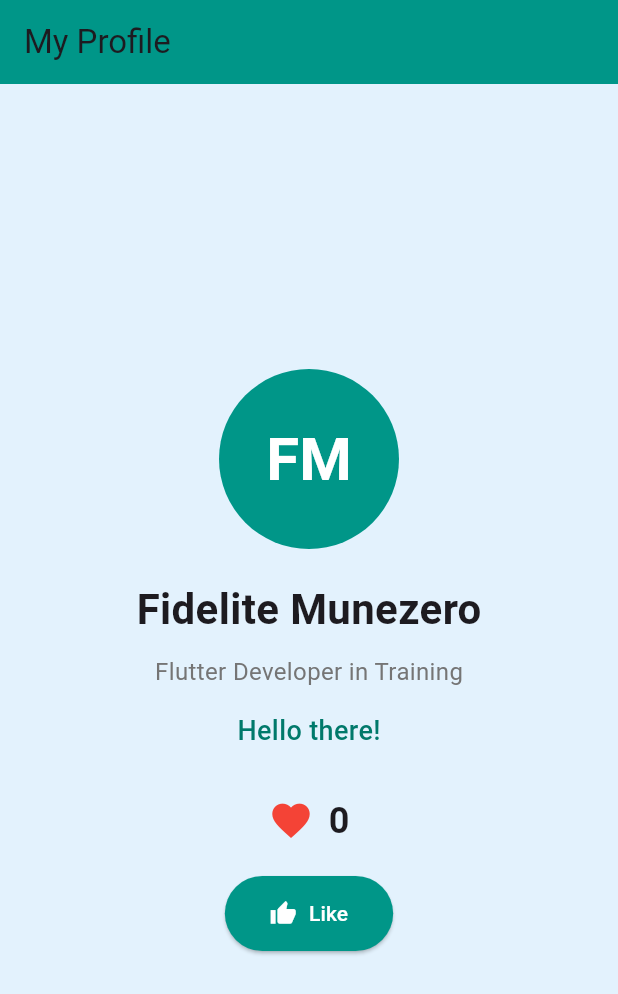
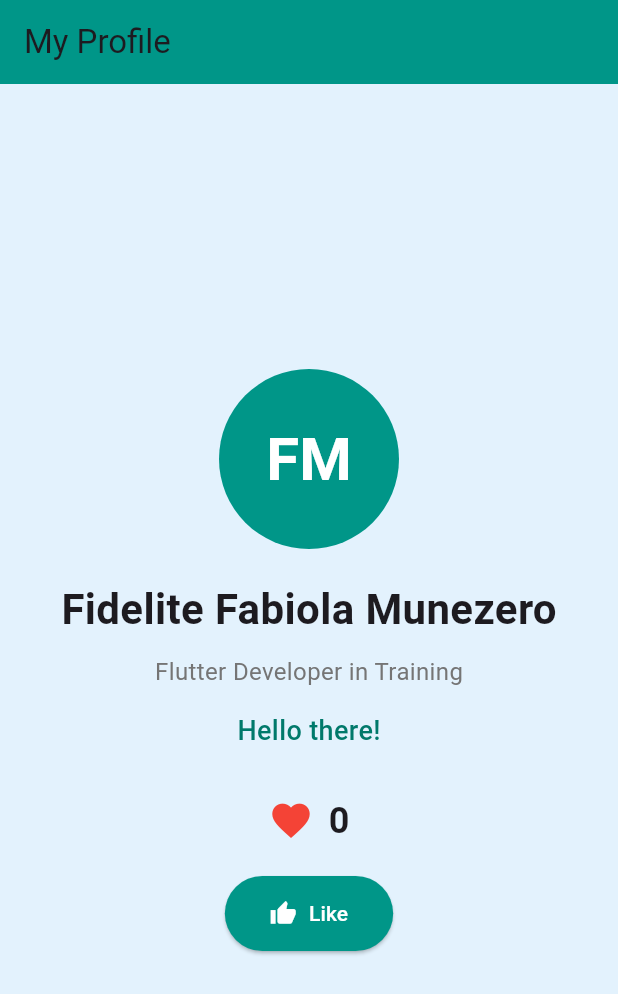
Before and after one commit to Fidelite250/first-flutter-project, a Flutter app: the screen it shows after launch, on a phone screen of 412 x 824 dp. Shown: the top 994 px of the screen. Run offline on Flutter 3.47's test engine with Material 3 defaults, Android fonts, the phone set to English and light mode, and no system bars.

Commit message:
Update main.dart

```diff
--- a/lib/main.dart
+++ b/lib/main.dart
@@ -21,14 +21,11 @@ class ProfileCard extends StatefulWidget {
 class _ProfileCardState extends State<ProfileCard> {
   int likeCount = 0;
 
-  // Increment likes
   void incrementLikes() {
     setState(() {
       likeCount++;
     });
   }
-
-  // Dynamic background color based on likes
   Color getCardColor() {
     if (likeCount >= 15) {
       return Colors.pink[100]!;
@@ -39,7 +36,6 @@ class _ProfileCardState extends State<ProfileCard> {
     }
   }
 
-  // Dynamic message based on likes
   String getMessage() {
     if (likeCount >= 15)
       return 'Superstar!';
@@ -64,12 +60,11 @@ class _ProfileCardState extends State<ProfileCard> {
           child: Column(
             mainAxisAlignment: MainAxisAlignment.center,
             children: [
-              // Profile Avatar
               CircleAvatar(
                 radius: 60,
                 backgroundColor: Colors.teal,
                 child: Text(
-                  'FM', // Your initials
+                  'FM',
                   style: TextStyle(
                     fontSize: 40,
                     color: Colors.white,
@@ -78,25 +73,23 @@ class _ProfileCardState extends State<ProfileCard> {
                 ),
               ),
               SizedBox(height: 20),
-              // Name
+
               Text(
-                'Fidelite Munezero', // Your name
+                'Fidelite Fabiola Munezero',
                 style: TextStyle(
                   fontSize: 28,
                   fontWeight: FontWeight.bold,
                 ),
               ),
               SizedBox(height: 10),
-              // Bio
               Text(
-                'Flutter Developer in Training', // Your bio
+                'Flutter Developer in Training',
                 style: TextStyle(
                   fontSize: 16,
                   color: Colors.grey[600],
                 ),
               ),
               SizedBox(height: 15),
-              // Dynamic message
               Text(
                 getMessage(),
                 style: TextStyle(
@@ -106,7 +99,6 @@ class _ProfileCardState extends State<ProfileCard> {
                 ),
               ),
               SizedBox(height: 30),
-              // Like counter row
               Row(
                 mainAxisAlignment: MainAxisAlignment.center,
                 children: [
@@ -120,7 +112,6 @@ class _ProfileCardState extends State<ProfileCard> {
                 ],
               ),
               SizedBox(height: 20),
-              // Like button
               ElevatedButton.icon(
                 onPressed: incrementLikes,
                 icon: Icon(Icons.thumb_up),
```
